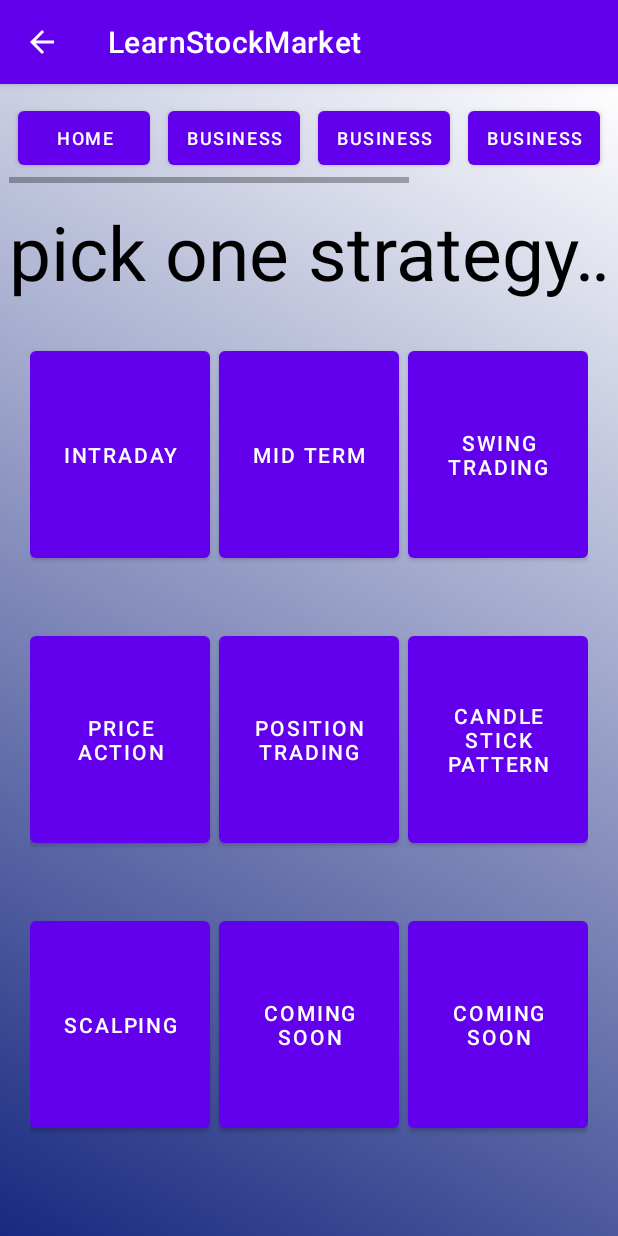
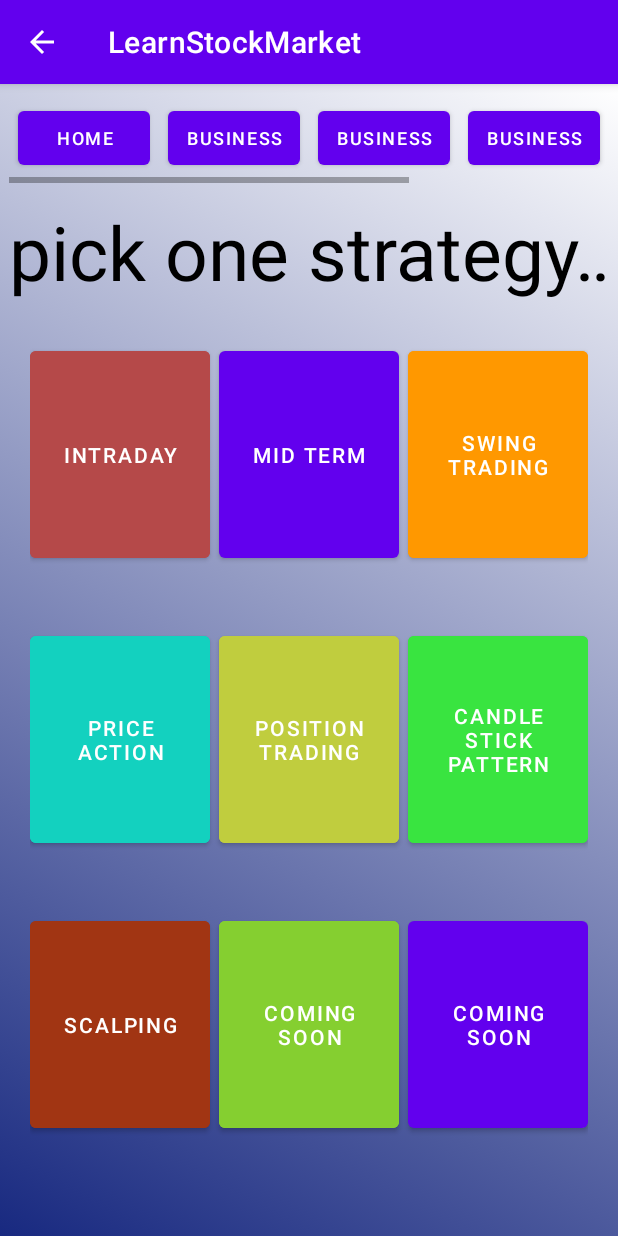
Before and after one commit to shahriar021/android-stock-learn, an Android app: the screen it shows after launch (trader_activity), after a tap on "TRADER", on a phone screen of 412 x 824 dp. Run offline under Robolectric (Android 15) with nearby library versions, the phone set to English and light mode, and no system bars; 1 other tap on this screen came first.

Commit message:
tips n trics

```diff
--- a/app/src/main/AndroidManifest.xml
+++ b/app/src/main/AndroidManifest.xml
@@ -11,6 +11,12 @@
         android:roundIcon="@mipmap/ic_launcher_round"
         android:supportsRtl="true"
         android:theme="@style/Theme.LearnStockMarket">
+        <activity
+            android:name=".finalbasic"
+            android:exported="false" />
+        <activity
+            android:name=".Tipsntricks"
+            android:exported="false" />
         <activity
             android:name=".trdrintraday"
             android:exported="false" />
--- a/app/src/main/java/com/example/learnstockmarket/dashboard.java
+++ b/app/src/main/java/com/example/learnstockmarket/dashboard.java
@@ -17,7 +17,7 @@ import java.util.ArrayList;
 import java.util.List;
 
 public class dashboard extends AppCompatActivity {
-    Button btninvs,btntrader,btnmn,btncl,btncalculator,buttonrecords,buttontutorial,btnbasic;
+    Button btninvs,btntrader,btnmn,btncl,btncalculator,buttonrecords,buttontutorial,btnbasic,btntips;
 
 
 
@@ -28,17 +28,17 @@ public class dashboard extends AppCompatActivity {
         getSupportActionBar().hide();
 
         //LinearLayout linearLayout = (LinearLayout)  findViewById(R.id.buttoninv);
-        Button button1 = findViewById(R.id.buttoninv);
+        /*Button button1 = findViewById(R.id.buttoninv);
         AnimationDrawable animationDrawable= (AnimationDrawable) button1.getBackground();
 
         Button button2 = findViewById(R.id.buttoninv);
-        AnimationDrawable animationDrawable2= (AnimationDrawable) button2.getBackground();
+        AnimationDrawable animationDrawable2= (AnimationDrawable) button2.getBackground();*/
 
         ConstraintLayout c = findViewById(R.id.constraint);
         AnimationDrawable animationDrawable3= (AnimationDrawable) c.getBackground();
 
 
-        animationDrawable2.setEnterFadeDuration(2500);
+        /*animationDrawable2.setEnterFadeDuration(2500);
         animationDrawable2.setExitFadeDuration(5000);
 
         animationDrawable2.start();
@@ -46,7 +46,7 @@ public class dashboard extends AppCompatActivity {
         animationDrawable.setEnterFadeDuration(500);
         animationDrawable.setExitFadeDuration(1000);
 
-        animationDrawable.start();
+        animationDrawable.start();*/
 
         animationDrawable3.setEnterFadeDuration(500);
         animationDrawable3.setExitFadeDuration(1000);
@@ -62,6 +62,7 @@ public class dashboard extends AppCompatActivity {
         buttonrecords=findViewById(R.id.buttonrecrds);
         buttontutorial=findViewById(R.id.buttontutorial);
         btnbasic=findViewById(R.id.buttonbsc);
+        btntips= findViewById(R.id.buttontips);
 
 
         btninvs.setOnClickListener(new View.OnClickListener() {
@@ -107,7 +108,15 @@ public class dashboard extends AppCompatActivity {
         btnbasic.setOnClickListener(new View.OnClickListener() {
             @Override
             public void onClick(View v) {
-                Intent i =new Intent(dashboard.this,basicinfo.class);
+                Intent i =new Intent(dashboard.this,finalbasic.class);
+                startActivity(i);
+            }
+        });
+
+        btntips.setOnClickListener(new View.OnClickListener() {
+            @Override
+            public void onClick(View v) {
+                Intent i = new Intent(dashboard.this,Tipsntricks.class);
                 startActivity(i);
             }
         });
--- a/app/src/main/res/layout/activity_dashboard.xml
+++ b/app/src/main/res/layout/activity_dashboard.xml
@@ -37,7 +37,7 @@
                     android:id="@+id/buttoninv"
                     android:layout_columnWeight="1"
                     android:layout_height="200sp"
-                    android:background="@drawable/i_list"
+                    android:backgroundTint="#E51284"
                     android:textSize="18sp"
                     android:layout_margin="5sp"
                     android:textColor="@color/white"
@@ -46,7 +46,7 @@
                     android:id="@+id/buttontrader"
                     android:layout_columnWeight="1"
                     android:layout_height="200sp"
-                    android:background="@drawable/i_five"
+                    android:backgroundTint="#9C27B0"
                     android:textSize="18sp"
                     android:layout_margin="5sp"
                     android:textColor="@color/white"
--- a/app/src/main/res/layout/activity_trader.xml
+++ b/app/src/main/res/layout/activity_trader.xml
@@ -110,6 +110,7 @@
             android:id="@+id/intraday"
             android:layout_width="120dp"
             android:layout_height="150dp"
+            android:backgroundTint="#B54949"
             android:layout_alignParentStart="true"
             android:text="intraday">
 
@@ -120,6 +121,7 @@
             android:layout_width="120dp"
             android:layout_height="150dp"
             android:layout_alignParentEnd="true"
+            android:backgroundTint="#FF9800"
             android:text="swing trading">
 
         </Button>
@@ -142,12 +144,13 @@
         android:layout_marginTop="10dp"
         android:layout_marginRight="10dp"
         android:layout_marginLeft="10dp">
+
         <Button
             android:layout_width="120dp"
             android:layout_height="150dp"
             android:layout_alignParentStart="true"
-            android:text="price action"
-            >
+            android:backgroundTint="#13D1BF"
+            android:text="price action">
 
         </Button>
 
@@ -156,17 +159,19 @@
             android:layout_width="120dp"
             android:layout_height="150dp"
             android:layout_alignParentEnd="true"
+            android:backgroundTint="#39E440"
             android:text="candle stick pattern"
 
             >
 
         </Button>
+
         <Button
             android:layout_width="120dp"
             android:layout_height="150dp"
             android:layout_centerInParent="true"
-            android:text="position trading"
-            >
+            android:backgroundTint="#C0CD3E"
+            android:text="position trading">
 
         </Button>
     </RelativeLayout>
@@ -179,12 +184,13 @@
         android:layout_marginTop="10dp"
         android:layout_marginRight="10dp"
         android:layout_marginLeft="10dp">
+
         <Button
             android:layout_width="120dp"
             android:layout_height="150dp"
             android:layout_alignParentStart="true"
-            android:text="scalping"
-            >
+            android:backgroundTint="#A13513"
+            android:text="scalping">
 
         </Button>
         <Button
@@ -195,12 +201,13 @@
             >
 
         </Button>
+
         <Button
             android:layout_width="120dp"
             android:layout_height="150dp"
             android:layout_centerInParent="true"
-            android:text="coming soon"
-            >
+            android:backgroundTint="#85CF30"
+            android:text="coming soon">
 
         </Button>
     </RelativeLayout>
```
Also changed, not shown: app/src/main/java/com/example/learnstockmarket/Tipsntricks.java (added, +14 -0 lines), app/src/main/java/com/example/learnstockmarket/finalbasic.java (added, +14 -0 lines), app/src/main/java/com/example/learnstockmarket/tutorial.java (+6 -6 lines), app/src/main/res/layout/activity_finalbasic.xml (added, +74 -0 lines), app/src/main/res/layout/activity_tipsntricks.xml (added, +107 -0 lines).
